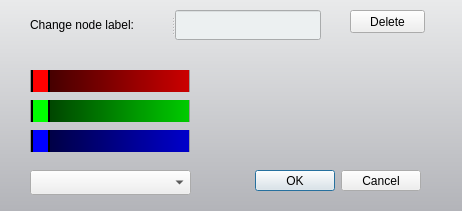
This is IntelliGraph/popup.ui in SEGroup10/IntelliGraph as Qt 5 draws it before an edit. The edited form follows.
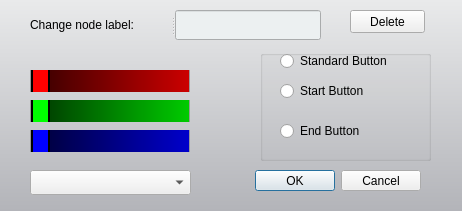
This is the edited form.

Patch:
```diff
--- a/IntelliGraph/popup.ui
+++ b/IntelliGraph/popup.ui
@@ -151,9 +151,9 @@
   <widget class="QLabel" name="colourPreview">
    <property name="geometry">
     <rect>
-     <x>250</x>
+     <x>200</x>
      <y>70</y>
-     <width>171</width>
+     <width>51</width>
      <height>81</height>
     </rect>
    </property>
@@ -193,6 +193,58 @@
     <string>Delete</string>
    </property>
   </widget>
+  <widget class="QGroupBox" name="groupBox">
+   <property name="geometry">
+    <rect>
+     <x>260</x>
+     <y>50</y>
+     <width>171</width>
+     <height>111</height>
+    </rect>
+   </property>
+   <property name="title">
+    <string/>
+   </property>
+   <widget class="QRadioButton" name="radioStandard">
+    <property name="geometry">
+     <rect>
+      <x>20</x>
+      <y>0</y>
+      <width>151</width>
+      <height>22</height>
+     </rect>
+    </property>
+    <property name="text">
+     <string>Standard Button</string>
+    </property>
+   </widget>
+   <widget class="QRadioButton" name="radioStart">
+    <property name="geometry">
+     <rect>
+      <x>20</x>
+      <y>30</y>
+      <width>121</width>
+      <height>22</height>
+     </rect>
+    </property>
+    <property name="text">
+     <string>Start Button</string>
+    </property>
+   </widget>
+   <widget class="QRadioButton" name="radioEnd">
+    <property name="geometry">
+     <rect>
+      <x>20</x>
+      <y>70</y>
+      <width>117</width>
+      <height>22</height>
+     </rect>
+    </property>
+    <property name="text">
+     <string>End Button</string>
+    </property>
+   </widget>
+  </widget>
  </widget>
  <resources/>
  <connections>
```
